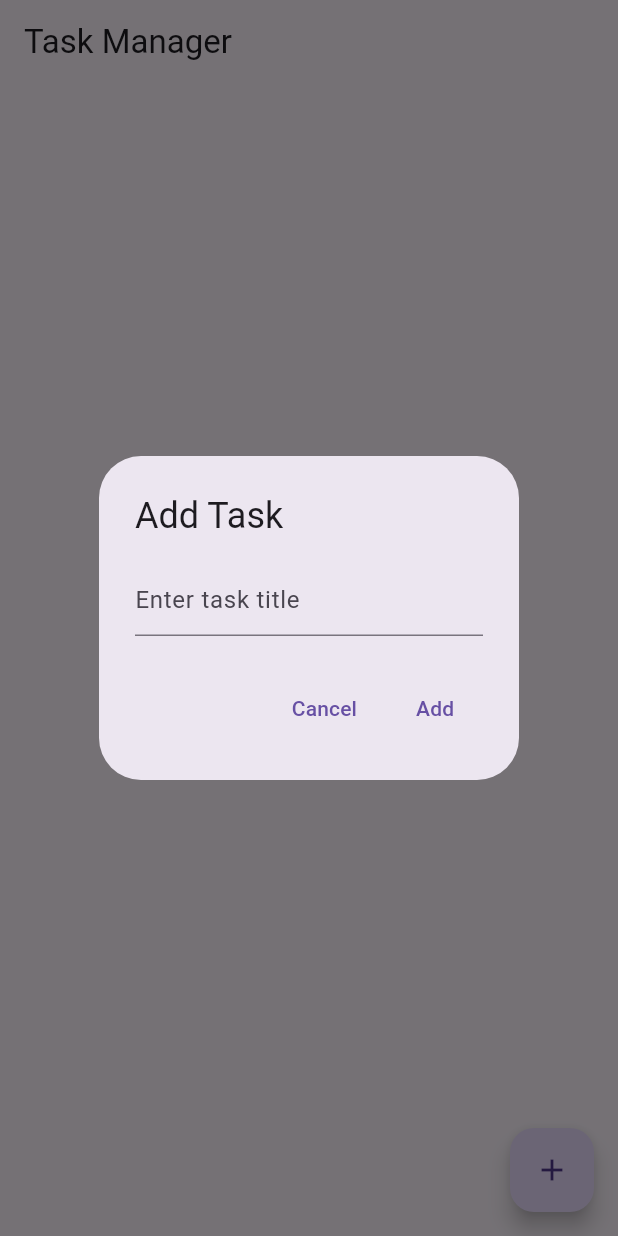
After one commit to Maqbool8937/MyProject, a Flutter app: the screen it shows after launch, after a tap on the "add" icon, on a phone screen of 412 x 824 dp. The commit adds this screen. Run offline on Flutter 3.47's test engine with Material 3 defaults, Android fonts, the phone set to English and light mode, and no system bars; our stand-ins replace font_awesome_flutter, sqflite; accounts and stored records are empty.

Commit message:
sqflite crud operations

```diff
--- a/lib/main.dart
+++ b/lib/main.dart
@@ -1,10 +1,7 @@
 import 'package:flutter/material.dart';
 import 'package:provider/provider.dart';
-import 'package:webview_flutter/webview_flutter.dart';
-import 'package:wedding_project/screens/website_screen.dart';
 
-import 'screens/add_links_screen.dart';
-import 'screens/onboarding_screen.dart';
+import 'sqlite/sqlite_screen.dart';
 import 'widgets/provider/theme_provider.dart';
 
 void main() {
@@ -25,7 +22,7 @@ class MyApp extends StatelessWidget {
 
     return MaterialApp(
       debugShowCheckedModeBanner: false,
-      title: 'Flutter Demo',
+      title: 'flutter easywedding app',
 
        theme:themeProvider.isDarkMode ? ThemeData.dark() : ThemeData.light(),
       // theme: ThemeData(
@@ -34,7 +31,7 @@ class MyApp extends StatelessWidget {
       //   useMaterial3: true,
       // ),
 
-      home:  AddLinksScreen()
+      home:  TaskApp()
     );
   }
 }
--- /dev/null
+++ b/lib/sqlite/sqlite_database.dart
@@ -0,0 +1,65 @@
+import 'dart:async';
+import 'package:sqflite/sqflite.dart';
+import 'package:path/path.dart';
+
+class DatabaseHelper {
+  static final DatabaseHelper _instance = DatabaseHelper._internal();
+  factory DatabaseHelper() => _instance;
+  DatabaseHelper._internal();
+
+  Database? _database;
+
+  Future<Database> get database async {
+    if (_database != null) return _database!;
+    _database = await _initDatabase();
+    return _database!;
+  }
+
+  Future<Database> _initDatabase() async {
+    final dbPath = await getDatabasesPath();
+    return openDatabase(
+      join(dbPath, 'tasks.db'),
+      version: 1,
+      onCreate: (db, version) {
+        db.execute(
+          'CREATE TABLE tasks (id INTEGER PRIMARY KEY, title TEXT, isDone INTEGER)',
+        );
+      },
+    );
+  }
+
+  Future<int> addTask(String title) async {
+    final db = await database;
+    return db.insert('tasks', {'title': title, 'isDone': 0});
+  }
+
+  Future<List<Map<String, dynamic>>> fetchTasks() async {
+    final db = await database;
+    return db.query('tasks', orderBy: 'id DESC');
+  }
+
+  Future<int> updateTaskTitle(int id, String newTitle) async {
+    final db = await database;
+    return db.update(
+      'tasks',
+      {'title': newTitle},
+      where: 'id = ?',
+      whereArgs: [id],
+    );
+  }
+
+  Future<int> updateTaskStatus(int id, bool isDone) async {
+    final db = await database;
+    return db.update(
+      'tasks',
+      {'isDone': isDone ? 1 : 0},
+      where: 'id = ?',
+      whereArgs: [id],
+    );
+  }
+
+  Future<int> deleteTask(int id) async {
+    final db = await database;
+    return db.delete('tasks', where: 'id = ?', whereArgs: [id]);
+  }
+}
--- /dev/null
+++ b/lib/sqlite/sqlite_screen.dart
@@ -0,0 +1,138 @@
+import 'package:flutter/material.dart';
+import 'sqlite_database.dart';
+
+class TaskApp extends StatefulWidget {
+  @override
+  _TaskAppState createState() => _TaskAppState();
+}
+
+class _TaskAppState extends State<TaskApp> {
+  final DatabaseHelper _dbHelper = DatabaseHelper();
+  List<Map<String, dynamic>> _tasks = [];
+
+  @override
+  void initState() {
+    super.initState();
+    _loadTasks();
+  }
+
+  Future<void> _loadTasks() async {
+    final tasks = await _dbHelper.fetchTasks();
+    setState(() {
+      _tasks = tasks;
+    });
+  }
+
+  Future<void> _addTask(String title) async {
+    if (title.isNotEmpty) {
+      await _dbHelper.addTask(title);
+      _loadTasks();
+    }
+  }
+
+  Future<void> _updateTask(int id, String newTitle) async {
+    if (newTitle.isNotEmpty) {
+      await _dbHelper.updateTaskTitle(id, newTitle);
+      _loadTasks();
+    }
+  }
+
+  Future<void> _deleteTask(int id) async {
+    await _dbHelper.deleteTask(id);
+    _loadTasks();
+  }
+
+  void _showTaskDialog({String? currentTitle, int? taskId}) {
+    final TextEditingController _controller =
+        TextEditingController(text: currentTitle ?? '');
+
+    showDialog(
+      context: context,
+      builder: (context) {
+        return AlertDialog(
+          title: Text(taskId == null ? 'Add Task' : 'Update Task'),
+          content: TextField(
+            controller: _controller,
+            decoration: InputDecoration(hintText: 'Enter task title'),
+          ),
+          actions: [
+            TextButton(
+              onPressed: () => Navigator.of(context).pop(),
+              child: Text('Cancel'),
+            ),
+            TextButton(
+              onPressed: () {
+                if (taskId == null) {
+                  _addTask(_controller.text); // Add task
+                } else {
+                  _updateTask(taskId, _controller.text); // Update task
+                }
+                Navigator.of(context).pop(); // Close dialog
+              },
+              child: Text(taskId == null ? 'Add' : 'Update'),
+            ),
+          ],
+        );
+      },
+    );
+  }
+
+  @override
+  Widget build(BuildContext context) {
+    return MaterialApp(
+      home: Scaffold(
+        appBar: AppBar(
+          title: Text('Task Manager'),
+        ),
+        body: _tasks.isEmpty
+            ? Center(child: Text('No tasks available!', style: TextStyle(fontSize: 18)))
+            : ListView.builder(
+                itemCount: _tasks.length,
+                itemBuilder: (context, index) {
+                  final task = _tasks[index];
+                  return Card(
+                    margin: const EdgeInsets.symmetric(vertical: 5, horizontal: 10),
+                    child: ListTile(
+                      title: Text(
+                        task['title'],
+                        style: TextStyle(
+                          decoration: task['isDone'] == 1
+                              ? TextDecoration.lineThrough
+                              : TextDecoration.none,
+                        ),
+                      ),
+                      leading: Checkbox(
+                        value: task['isDone'] == 1,
+                        onChanged: (value) async {
+                          await _dbHelper.updateTaskStatus(task['id'], value!);
+                          _loadTasks();
+                        },
+                      ),
+                      trailing: Row(
+                        mainAxisSize: MainAxisSize.min,
+                        children: [
+                          IconButton(
+                            icon: Icon(Icons.edit, color: Colors.blue),
+                            onPressed: () => _showTaskDialog(
+                              currentTitle: task['title'],
+                              taskId: task['id'],
+                            ),
+                          ),
+                          IconButton(
+                            icon: Icon(Icons.delete, color: Colors.red),
+                            onPressed: () => _deleteTask(task['id']),
+                          ),
+                        ],
+                      ),
+                    ),
+                  );
+                },
+              ),
+        floatingActionButton: FloatingActionButton(
+          onPressed: () => _showTaskDialog(),
+          child: Icon(Icons.add),
+        ),
+      ),
+    );
+  }
+}
--- a/pubspec.yaml
+++ b/pubspec.yaml
@@ -42,6 +42,8 @@ dependencies:
   webview_flutter: ^4.2.2
   permission_handler: ^11.3.1
   font_awesome_flutter: ^10.8.0
+  sqflite: ^2.4.1
+  path: ^1.9.0
 
 
 dev_dependencies:
```
Also changed, not shown: pubspec.lock, 1 other file.
